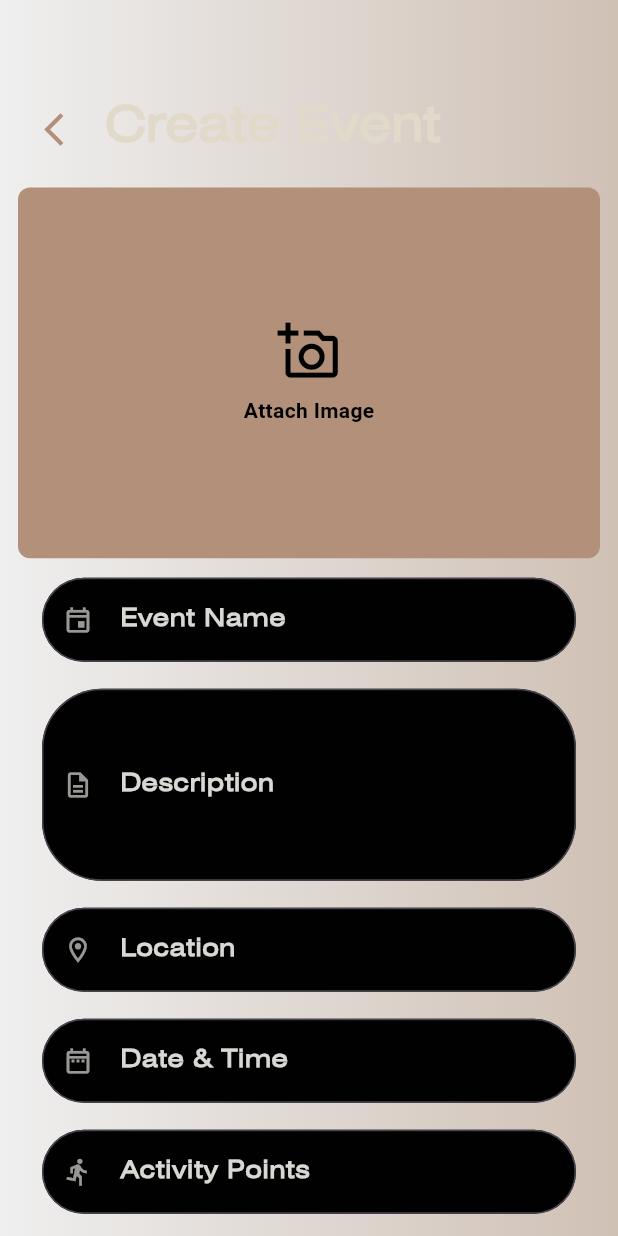
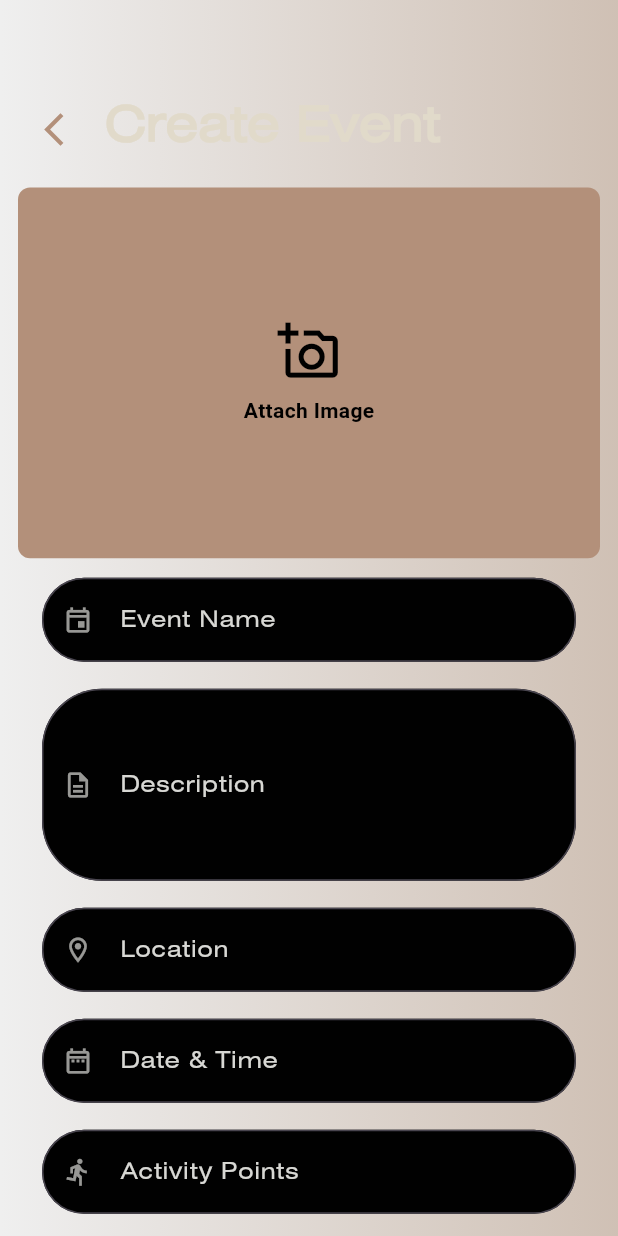
Before and after one commit to kayyjey/Eventurapp, a Flutter app: the CreateEventPage screen opened directly, on a phone screen of 412 x 824 dp. Run offline on Flutter 3.47's test engine with Material 3 defaults, Android fonts, the phone set to English and light mode, and no system bars; our stand-ins replace animated_text_kit, appwrite, file_picker, focused_menu, google_fonts, shared_preferences; accounts and stored records are empty; network calls fail; Roboto replaces fonts that are missing (Helio).

```diff
--- a/lib/containers/custom_input_form.dart
+++ b/lib/containers/custom_input_form.dart
@@ -50,11 +50,14 @@ class CustomInputForm extends StatelessWidget {
               labelText: label,
               labelStyle: const TextStyle(
                 color: Color.fromARGB(232, 237, 237, 233),
-                fontWeight: FontWeight.w600,
+                fontWeight: FontWeight.w400,
+                fontSize: 15
               ),
               hintText: hint,
               hintStyle: const TextStyle(
                 color: Color.fromARGB(255, 237, 237, 233),
+                fontWeight: FontWeight.w400,
+                fontSize: 15
               ),
               prefixIcon: Icon(
                 icon,
```
Also changed, not shown: lib/views/login.dart (+6 -4 lines), lib/views/signup.dart (+5 -4 lines), pubspec.yaml (+6 -9 lines), assets/elogo.png, assets/fonts/vipinorg.otf (added), assets/vipin.otf (renamed from assets/vipinorg.otf), pubspec.lock, 26 other files.
